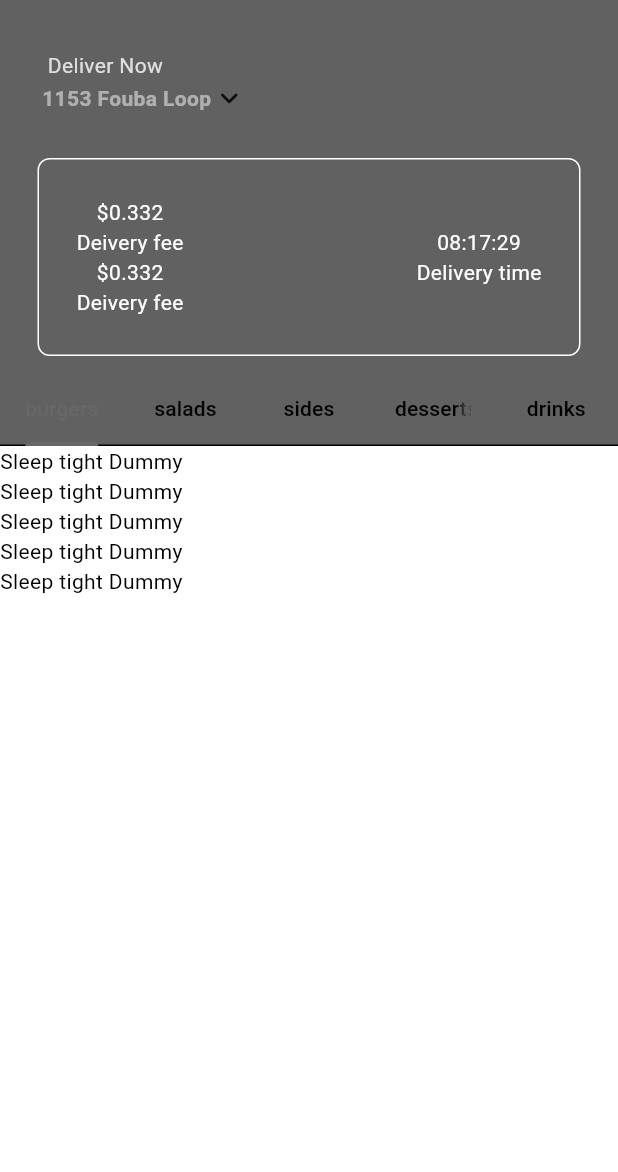
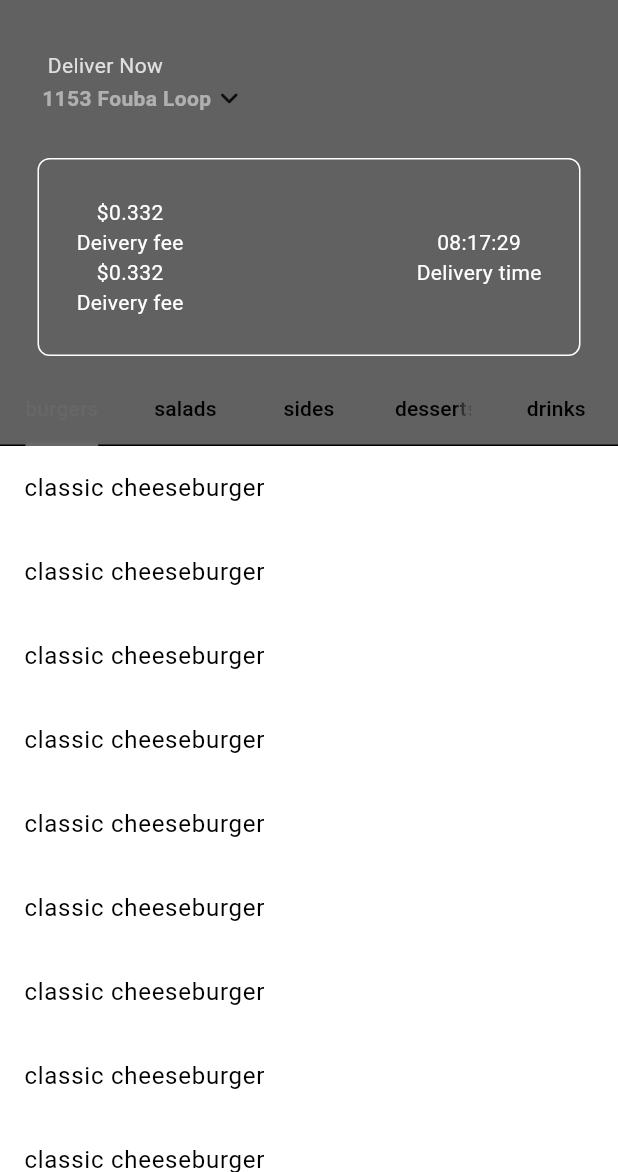
Before and after one commit to ManU4kym/sizzle-and-sauce, a Flutter app: the screen it shows after launch, after a tap on "Login", on a phone screen of 412 x 824 dp, the part 64-1236 px from its top. Run offline on Flutter 3.47's test engine with Material 3 defaults, Android fonts, the phone set to English and light mode, and no system bars; our stand-ins replace boxicons, google_fonts; Roboto replaces fonts that are missing (Afacad); key blocks and very long unbroken strings in the code were emptied for the run.

Commit message:
extend changeNotifier on my Restaurant class and wrapped runApp with MultiProvider for my providers

```diff
--- a/lib/components/tab_bar.dart
+++ b/lib/components/tab_bar.dart
@@ -1,4 +1,3 @@
-import 'package:flutter/foundation.dart';
 import 'package:flutter/material.dart';
 import 'package:pizaa/model/food.dart';
 
--- a/lib/main.dart
+++ b/lib/main.dart
@@ -2,13 +2,21 @@ import 'package:flutter/material.dart';
 import 'package:flutter/services.dart';
 
 import 'package:pizaa/auth/login_rigester.dart';
+import 'package:pizaa/model/restaurant.dart';
 import 'package:pizaa/theme/theme_provider.dart';
 import 'package:provider/provider.dart';
 
 void main() {
   runApp(
-    ChangeNotifierProvider(
-      create: (context) => ThemeProvider(),
+    MultiProvider(
+      providers: [
+        // theme provider
+        ChangeNotifierProvider(create: (context) => ThemeProvider()),
+        // restaurant provider
+        ChangeNotifierProvider(
+          create: (context) => Restaurant(),
+        ),
+      ],
       child: const MyApp(),
     ),
   );
@@ -23,10 +31,8 @@ class MyApp extends StatelessWidget {
         statusBarColor: Colors.transparent,
         statusBarIconBrightness: Brightness.dark));
     return MaterialApp(
-      debugShowCheckedModeBanner: false,
-      theme: Provider.of<ThemeProvider>(context).themeData,
-      home: const LoginRegister()
-
-    );
+        debugShowCheckedModeBanner: false,
+        theme: Provider.of<ThemeProvider>(context).themeData,
+        home: const LoginRegister());
   }
 }
--- a/lib/model/restaurant.dart
+++ b/lib/model/restaurant.dart
@@ -1,6 +1,7 @@
+import 'package:flutter/material.dart';
 import 'package:pizaa/model/food.dart';
 
-class Restaurant {
+class Restaurant extends ChangeNotifier {
   final List<Food> _menu = [
     //food
     Food(
--- a/lib/pages/home_page.dart
+++ b/lib/pages/home_page.dart
@@ -5,6 +5,8 @@ import 'package:pizaa/components/my_drawer.dart';
 import 'package:pizaa/components/silver_app.dart';
 import 'package:pizaa/components/tab_bar.dart';
 import 'package:pizaa/model/food.dart';
+import 'package:pizaa/model/restaurant.dart';
+import 'package:provider/provider.dart';
 
 class HomePage extends StatefulWidget {
   const HomePage({super.key});
@@ -30,6 +32,28 @@ class _HomePageState extends State<HomePage>
   void dispose() {
     _tabController.dispose();
     super.dispose();
+  }
+
+  // sort out and return a list of items that belong to specific category
+
+  List<Food> _filterMenuByCategory(FoodCategory category, List<Food> fullMenu) {
+    return fullMenu.where((food) => food.category == category).toList();
+  }
+
+  //return list of foods in given category
+  List<Widget> getFoodThisCategory(List<Food> fullMenu) {
+    return FoodCategory.values.map((category) {
+      List<Food> categoryMenu = _filterMenuByCategory(category, fullMenu);
+
+      return ListView.builder(
+          itemCount: categoryMenu.length,
+          physics: const NeverScrollableScrollPhysics(),
+          itemBuilder: (context, index) {
+            return ListTile(
+              title: Text(categoryMenu[index].name),
+            );
+          });
+    }).toList();
   }
 
   @override
@@ -61,30 +85,10 @@ class _HomePageState extends State<HomePage>
             ),
           ),
         ],
-        body: TabBarView(
-          controller: _tabController,
-          children: [
-            ListView.builder(
-              itemBuilder: (context, index) => Text("Sleep tight Dummy"),
-              itemCount: 5,
-            ),
-            ListView.builder(
-              itemBuilder: (context, index) => Text("Sleep tight Dummy"),
-              itemCount: 9,
-            ),
-            ListView.builder(
-              itemBuilder: (context, index) => Text("Sleep tight Dummy"),
-              itemCount: 9,
-            ),
-            ListView.builder(
-              itemBuilder: (context, index) => Text("Sleep tight Dummy"),
-              itemCount: 9,
-            ),
-            ListView.builder(
-              itemBuilder: (context, index) => Text("Sleep tight Dummy"),
-              itemCount: 9,
-            ),
-          ],
+        body: Consumer<Restaurant>(
+          builder: (context, restaurant, child) => TabBarView(
+              controller: _tabController,
+              children: getFoodThisCategory(restaurant.menu)),
         ),
       ),
     );
```
